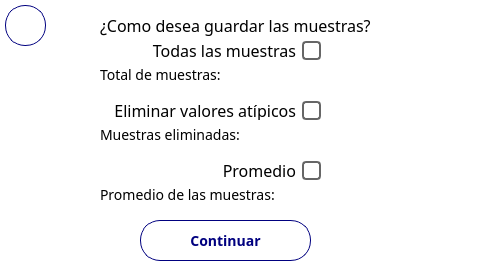
Before: the Qt Designer form src/views/SaveSelect.ui in Giocerz/water_quality_rpi, drawn with Qt 5.
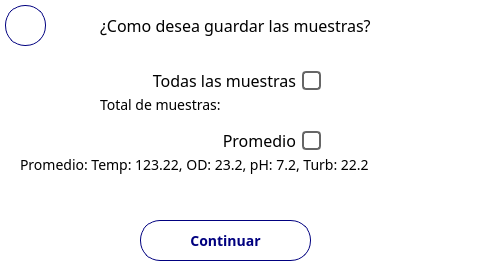
After: the same form once the commit is applied.

Commit message: add: capture label and capture samples

Patch:
```diff
--- a/src/views/SaveSelect.ui
+++ b/src/views/SaveSelect.ui
@@ -82,7 +82,7 @@
     <property name="geometry">
      <rect>
       <x>110</x>
-      <y>40</y>
+      <y>70</y>
       <width>211</width>
       <height>21</height>
      </rect>
@@ -117,50 +117,11 @@
      <string>Todas las muestras</string>
     </property>
    </widget>
-   <widget class="QCheckBox" name="deleteCheckBox">
-    <property name="geometry">
-     <rect>
-      <x>90</x>
-      <y>100</y>
-      <width>231</width>
-      <height>21</height>
-     </rect>
-    </property>
-    <property name="layoutDirection">
-     <enum>Qt::RightToLeft</enum>
-    </property>
-    <property name="styleSheet">
-     <string notr="true">QCheckBox {
-	background-color: transparent;
-	height: 21px;
-	font-family: Poppins;
-	font-size: 16px;
-}
-
-QCheckBox::indicator {
-    width: 15px; /* Ancho del indicador */
-    height: 15px; /* Alto del indicador */
-    border-radius: 4px; /* Bordes redondeados */
-    border: 2px solid #666; /* Borde del indicador */
-}
-
-QCheckBox::indicator:checked {
-    background-color: #00007f; /* Color de fondo cuando está marcado */
-}
-
-QCheckBox::indicator:unchecked {
-    background-color: transparent;
-}</string>
-    </property>
-    <property name="text">
-     <string>Eliminar valores atípicos</string>
-    </property>
-   </widget>
    <widget class="QCheckBox" name="meanCheckBox">
     <property name="geometry">
      <rect>
       <x>110</x>
-      <y>160</y>
+      <y>130</y>
       <width>211</width>
       <height>21</height>
      </rect>
@@ -212,7 +173,7 @@
     <property name="geometry">
      <rect>
       <x>100</x>
-      <y>60</y>
+      <y>90</y>
       <width>211</width>
       <height>31</height>
      </rect>
@@ -224,28 +185,12 @@
      <string>&lt;html&gt;&lt;head/&gt;&lt;body&gt;&lt;p&gt;Total de muestras: &lt;/p&gt;&lt;/body&gt;&lt;/html&gt;</string>
     </property>
    </widget>
-   <widget class="QLabel" name="deleteLbl">
-    <property name="geometry">
-     <rect>
-      <x>100</x>
-      <y>120</y>
-      <width>211</width>
-      <height>31</height>
-     </rect>
-    </property>
-    <property name="styleSheet">
-     <string notr="true">font-size: 14px;</string>
-    </property>
-    <property name="text">
-     <string>&lt;html&gt;&lt;head/&gt;&lt;body&gt;&lt;p&gt;Muestras eliminadas:&lt;/p&gt;&lt;/body&gt;&lt;/html&gt;</string>
-    </property>
-   </widget>
    <widget class="QLabel" name="meanLbl">
     <property name="geometry">
      <rect>
-      <x>100</x>
-      <y>180</y>
-      <width>211</width>
+      <x>20</x>
+      <y>150</y>
+      <width>451</width>
       <height>31</height>
      </rect>
     </property>
@@ -253,7 +198,7 @@
      <string notr="true">font-size: 14px;</string>
     </property>
     <property name="text">
-     <string>&lt;html&gt;&lt;head/&gt;&lt;body&gt;&lt;p&gt;Promedio de las muestras:&lt;/p&gt;&lt;/body&gt;&lt;/html&gt;</string>
+     <string>&lt;html&gt;&lt;head/&gt;&lt;body&gt;&lt;p&gt;Promedio: Temp: 123.22, OD: 23.2, pH: 7.2, Turb: 22.2&lt;/p&gt;&lt;/body&gt;&lt;/html&gt;</string>
     </property>
    </widget>
   </widget>
```
The commit also changes 2 other files.
